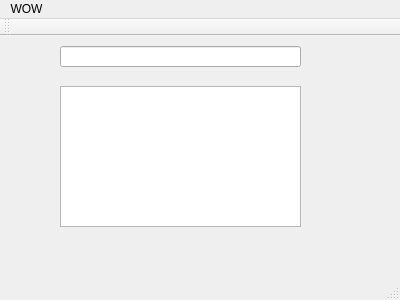
This is mainwindow.ui in fclay/Gleason-Senior-Project as Qt 5 draws it before an edit. The edited form follows.
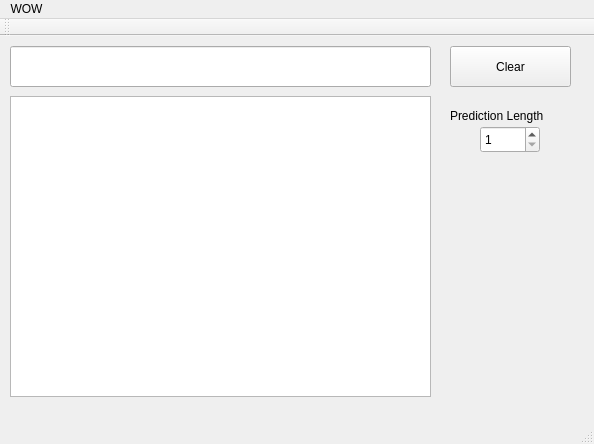
This is the edited form.

What changed in the file:
```diff
--- a/mainwindow.ui
+++ b/mainwindow.ui
@@ -6,8 +6,8 @@
    <rect>
     <x>0</x>
     <y>0</y>
-    <width>400</width>
-    <height>300</height>
+    <width>594</width>
+    <height>444</height>
    </rect>
   </property>
   <property name="windowTitle">
@@ -17,27 +17,73 @@
    <widget class="QLineEdit" name="textIn">
     <property name="geometry">
      <rect>
-      <x>60</x>
+      <x>10</x>
       <y>10</y>
-      <width>241</width>
-      <height>21</height>
+      <width>421</width>
+      <height>41</height>
      </rect>
     </property>
+    <property name="font">
+     <font>
+      <pointsize>20</pointsize>
+     </font>
+    </property>
    </widget>
-   <widget class="QListView" name="listView">
+   <widget class="QTableView" name="tableView">
     <property name="geometry">
      <rect>
-      <x>60</x>
-      <y>50</y>
-      <width>241</width>
-      <height>141</height>
+      <x>10</x>
+      <y>60</y>
+      <width>421</width>
+      <height>301</height>
      </rect>
     </property>
-    <property name="autoScroll">
-     <bool>false</bool>
+    <property name="font">
+     <font>
+      <pointsize>11</pointsize>
+     </font>
     </property>
-    <property name="editTriggers">
-     <set>QAbstractItemView::NoEditTriggers</set>
+   </widget>
+   <widget class="QPushButton" name="clearBtn">
+    <property name="geometry">
+     <rect>
+      <x>450</x>
+      <y>10</y>
+      <width>121</width>
+      <height>41</height>
+     </rect>
+    </property>
+    <property name="text">
+     <string>Clear</string>
+    </property>
+   </widget>
+   <widget class="QSpinBox" name="spinBox">
+    <property name="geometry">
+     <rect>
+      <x>480</x>
+      <y>90</y>
+      <width>60</width>
+      <height>27</height>
+     </rect>
+    </property>
+    <property name="minimum">
+     <number>1</number>
+    </property>
+    <property name="maximum">
+     <number>5</number>
+    </property>
+   </widget>
+   <widget class="QLabel" name="pCountL">
+    <property name="geometry">
+     <rect>
+      <x>450</x>
+      <y>70</y>
+      <width>121</width>
+      <height>20</height>
+     </rect>
+    </property>
+    <property name="text">
+     <string>Prediction Length</string>
     </property>
    </widget>
   </widget>
@@ -46,7 +92,7 @@
     <rect>
      <x>0</x>
      <y>0</y>
-     <width>400</width>
+     <width>594</width>
      <height>25</height>
     </rect>
    </property>
```
